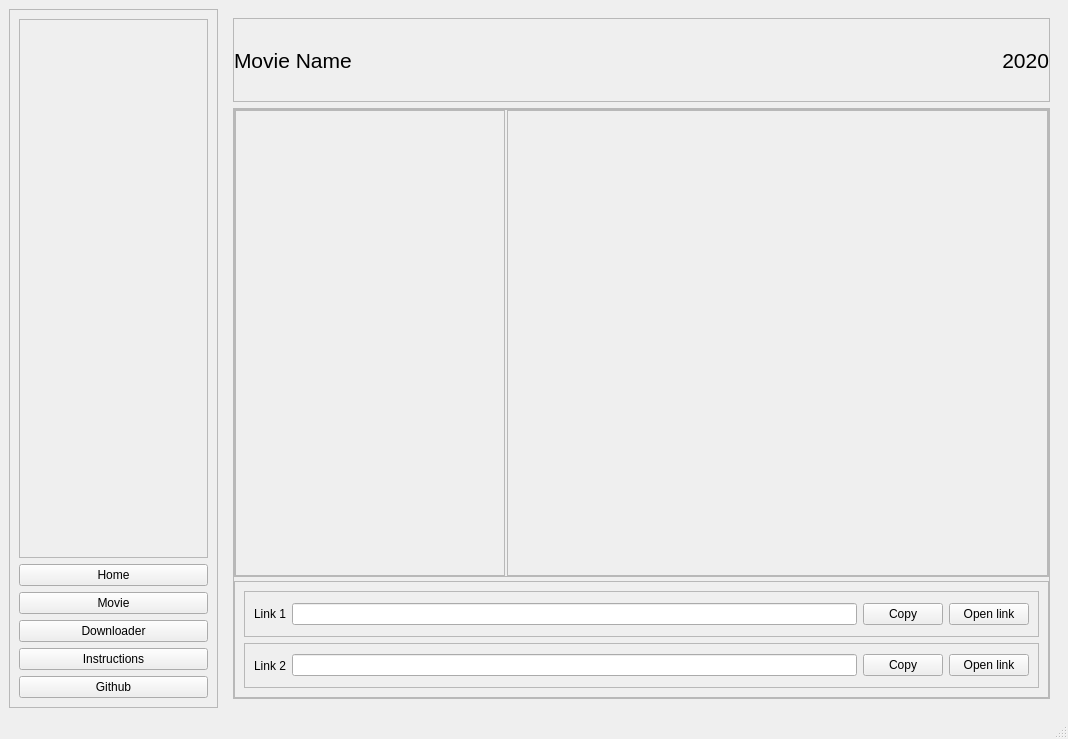
First picture: the form in ux.ui, repository upekshaip/movie-downloader, before the edit.
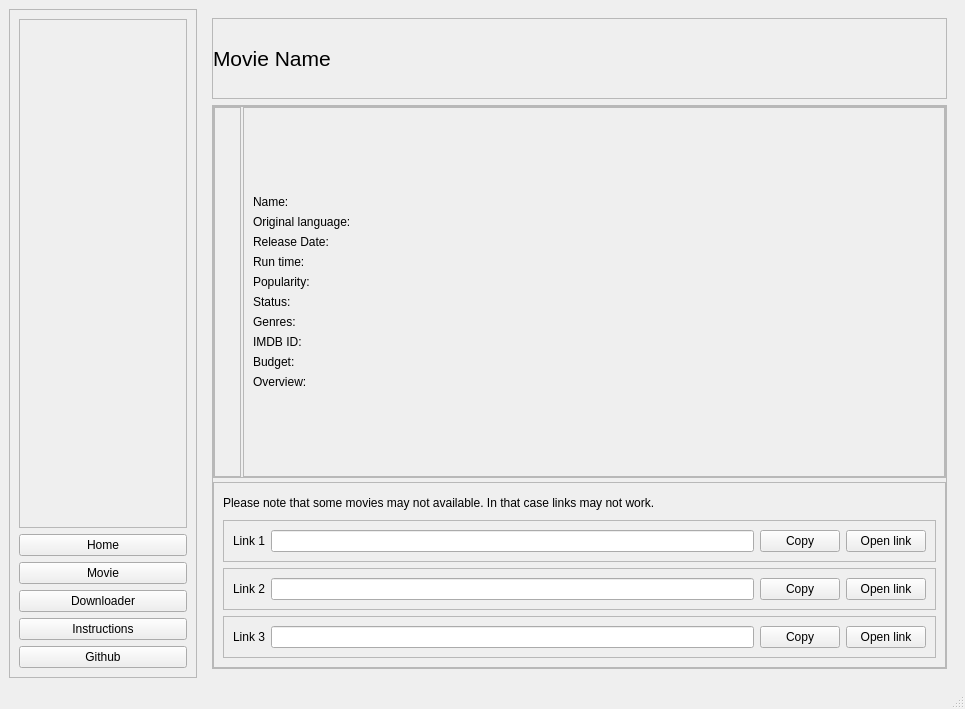
Second picture: the form after the edit.

Diff of the .ui file:
```diff
--- a/ux.ui
+++ b/ux.ui
@@ -6,8 +6,8 @@
    <rect>
     <x>0</x>
     <y>0</y>
-    <width>1068</width>
-    <height>739</height>
+    <width>965</width>
+    <height>709</height>
    </rect>
   </property>
   <property name="windowTitle">
@@ -328,27 +328,6 @@
              </property>
             </widget>
            </item>
-           <item>
-            <widget class="QLabel" name="movie_year">
-             <property name="maximumSize">
-              <size>
-               <width>100</width>
-               <height>16777215</height>
-              </size>
-             </property>
-             <property name="font">
-              <font>
-               <pointsize>16</pointsize>
-              </font>
-             </property>
-             <property name="text">
-              <string>2020</string>
-             </property>
-             <property name="alignment">
-              <set>Qt::AlignRight|Qt::AlignTrailing|Qt::AlignVCenter</set>
-             </property>
-            </widget>
-           </item>
           </layout>
          </widget>
         </item>
@@ -360,7 +339,7 @@
           <property name="frameShadow">
            <enum>QFrame::Raised</enum>
           </property>
-          <layout class="QVBoxLayout" name="verticalLayout_6" stretch="4,1">
+          <layout class="QVBoxLayout" name="verticalLayout_6" stretch="4,2">
            <property name="spacing">
             <number>4</number>
            </property>
@@ -384,7 +363,7 @@
              <property name="frameShadow">
               <enum>QFrame::Raised</enum>
              </property>
-             <layout class="QHBoxLayout" name="horizontalLayout_6" stretch="1,2">
+             <layout class="QHBoxLayout" name="horizontalLayout_6" stretch="0,1">
               <property name="spacing">
                <number>2</number>
               </property>
@@ -410,7 +389,13 @@
                 </property>
                 <layout class="QGridLayout" name="gridLayout">
                  <item row="0" column="0">
-                  <widget class="QLabel" name="label">
+                  <widget class="QLabel" name="movie_poster">
+                   <property name="maximumSize">
+                    <size>
+                     <width>500</width>
+                     <height>16777215</height>
+                    </size>
+                   </property>
                    <property name="text">
                     <string/>
                    </property>
@@ -427,14 +412,162 @@
                 <property name="frameShadow">
                  <enum>QFrame::Raised</enum>
                 </property>
-                <layout class="QGridLayout" name="gridLayout_2">
+                <layout class="QFormLayout" name="formLayout">
+                 <property name="fieldGrowthPolicy">
+                  <enum>QFormLayout::ExpandingFieldsGrow</enum>
+                 </property>
+                 <property name="rowWrapPolicy">
+                  <enum>QFormLayout::DontWrapRows</enum>
+                 </property>
+                 <property name="formAlignment">
+                  <set>Qt::AlignLeading|Qt::AlignLeft|Qt::AlignVCenter</set>
+                 </property>
                  <item row="0" column="0">
                   <widget class="QLabel" name="label_2">
                    <property name="text">
+                    <string>Name:</string>
+                   </property>
+                  </widget>
+                 </item>
+                 <item row="7" column="0">
+                  <widget class="QLabel" name="label_7">
+                   <property name="text">
+                    <string>IMDB ID:</string>
+                   </property>
+                  </widget>
+                 </item>
+                 <item row="1" column="0">
+                  <widget class="QLabel" name="label_6">
+                   <property name="text">
+                    <string>Original language:</string>
+                   </property>
+                  </widget>
+                 </item>
+                 <item row="5" column="0">
+                  <widget class="QLabel" name="label">
+                   <property name="text">
+                    <string>Status:</string>
+                   </property>
+                  </widget>
+                 </item>
+                 <item row="9" column="0">
+                  <widget class="QLabel" name="label_8">
+                   <property name="text">
+                    <string>Overview:</string>
+                   </property>
+                  </widget>
+                 </item>
+                 <item row="8" column="0">
+                  <widget class="QLabel" name="label_9">
+                   <property name="text">
+                    <string>Budget:</string>
+                   </property>
+                  </widget>
+                 </item>
+                 <item row="6" column="0">
+                  <widget class="QLabel" name="label_10">
+                   <property name="text">
+                    <string>Genres:</string>
+                   </property>
+                  </widget>
+                 </item>
+                 <item row="2" column="0">
+                  <widget class="QLabel" name="label_11">
+                   <property name="text">
+                    <string>Release Date:</string>
+                   </property>
+                  </widget>
+                 </item>
+                 <item row="3" column="0">
+                  <widget class="QLabel" name="label_12">
+                   <property name="text">
+                    <string>Run time:</string>
+                   </property>
+                  </widget>
+                 </item>
+                 <item row="4" column="0">
+                  <widget class="QLabel" name="label_13">
+                   <property name="text">
+                    <string>Popularity:</string>
+                   </property>
+                  </widget>
+                 </item>
+                 <item row="0" column="1">
+                  <widget class="QLabel" name="m_name">
+                   <property name="text">
                     <string/>
                    </property>
                   </widget>
                  </item>
+                 <item row="1" column="1">
+                  <widget class="QLabel" name="m_language">
+                   <property name="text">
+                    <string/>
+                   </property>
+                  </widget>
+                 </item>
+                 <item row="2" column="1">
+                  <widget class="QLabel" name="m_date">
+                   <property name="text">
+                    <string/>
+                   </property>
+                  </widget>
+                 </item>
+                 <item row="3" column="1">
+                  <widget class="QLabel" name="m_runtime">
+                   <property name="text">
+                    <string/>
+                   </property>
+                  </widget>
+                 </item>
+                 <item row="4" column="1">
+                  <widget class="QLabel" name="m_popularity">
+                   <property name="text">
+                    <string/>
+                   </property>
+                  </widget>
+                 </item>
+                 <item row="5" column="1">
+                  <widget class="QLabel" name="m_status">
+                   <property name="text">
+                    <string/>
+                   </property>
+                  </widget>
+                 </item>
+                 <item row="6" column="1">
+                  <widget class="QLabel" name="m_genres">
+                   <property name="text">
+                    <string/>
+                   </property>
+                   <property name="wordWrap">
+                    <bool>true</bool>
+                   </property>
+                  </widget>
+                 </item>
+                 <item row="7" column="1">
+                  <widget class="QLabel" name="m_imdb">
+                   <property name="text">
+                    <string/>
+                   </property>
+                  </widget>
+                 </item>
+                 <item row="8" column="1">
+                  <widget class="QLabel" name="m_budget">
+                   <property name="text">
+                    <string/>
+                   </property>
+                  </widget>
+                 </item>
+                 <item row="9" column="1">
+                  <widget class="QLabel" name="m_overview">
+                   <property name="text">
+                    <string/>
+                   </property>
+                   <property name="wordWrap">
+                    <bool>true</bool>
+                   </property>
+                  </widget>
+                 </item>
                 </layout>
                </widget>
               </item>
@@ -450,6 +583,16 @@
               <enum>QFrame::Raised</enum>
              </property>
              <layout class="QVBoxLayout" name="verticalLayout_7">
+              <item>
+               <widget class="QLabel" name="label_14">
+                <property name="text">
+                 <string>Please note that some movies may not available. In that case links may not work.</string>
+                </property>
+                <property name="wordWrap">
+                 <bool>true</bool>
+                </property>
+               </widget>
+              </item>
               <item>
                <widget class="QFrame" name="frame_15">
                 <property name="frameShape">
@@ -522,6 +665,42 @@
                 </layout>
                </widget>
               </item>
+              <item>
+               <widget class="QFrame" name="frame_16">
+                <property name="frameShape">
+                 <enum>QFrame::StyledPanel</enum>
+                </property>
+                <property name="frameShadow">
+                 <enum>QFrame::Raised</enum>
+                </property>
+                <layout class="QHBoxLayout" name="horizontalLayout_9">
+                 <item>
+                  <widget class="QLabel" name="label_5">
+                   <property name="text">
+                    <string>Link 3</string>
+                   </property>
+                  </widget>
+                 </item>
+                 <item>
+                  <widget class="QLineEdit" name="link3"/>
+                 </item>
+                 <item>
+                  <widget class="QPushButton" name="link3_copy">
+                   <property name="text">
+                    <string>Copy</string>
+                   </property>
+                  </widget>
+                 </item>
+                 <item>
+                  <widget class="QPushButton" name="link3_open">
+                   <property name="text">
+                    <string>Open link</string>
+                   </property>
+                  </widget>
+                 </item>
+                </layout>
+               </widget>
+              </item>
              </layout>
             </widget>
            </item>
@@ -541,7 +720,7 @@
     <rect>
      <x>0</x>
      <y>0</y>
-     <width>1068</width>
+     <width>965</width>
      <height>26</height>
     </rect>
    </property>
```
